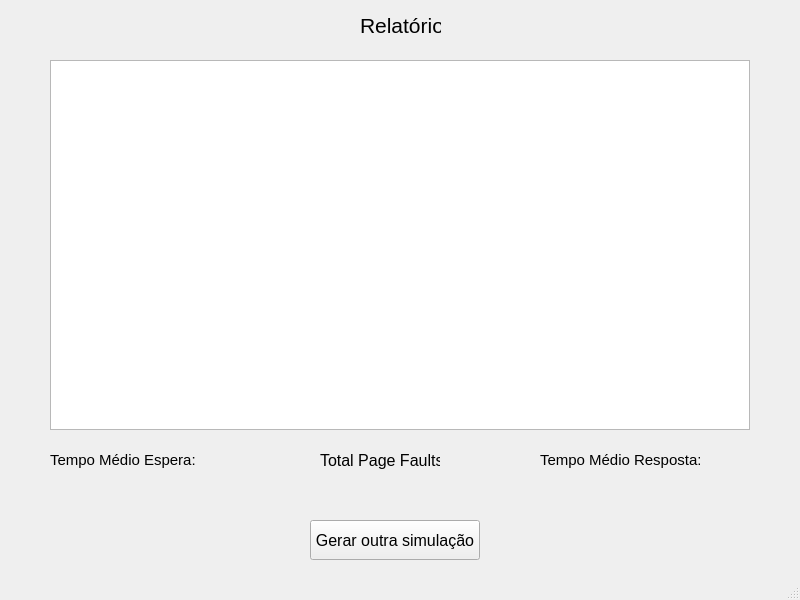
Old version of the form relatoriowindow.ui in the repository Dirceu06/Trabalho-SO.
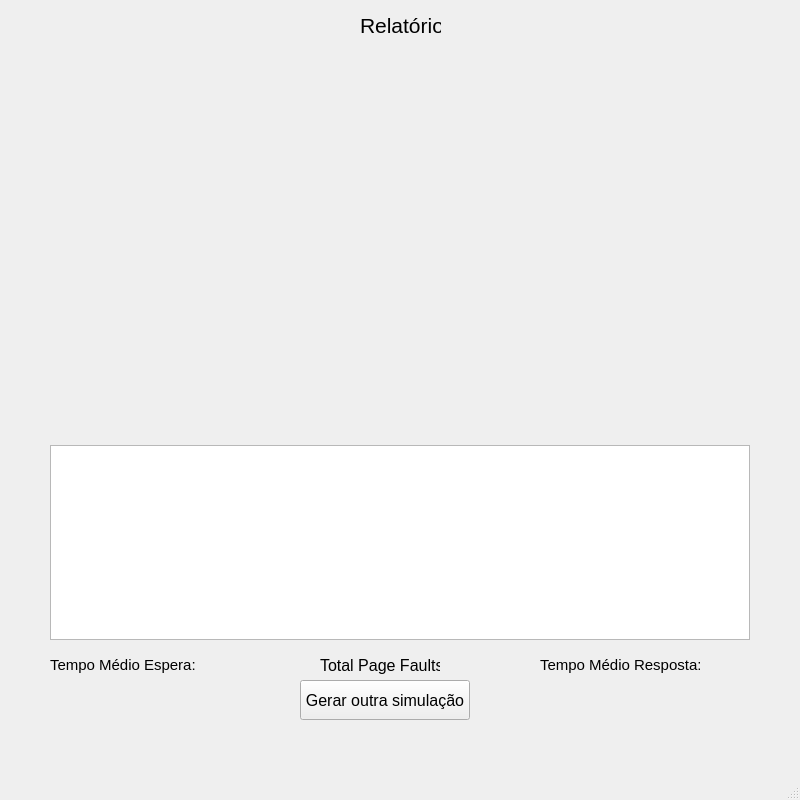
New version of the form.

Commit message: Interface: Fila de Requisição

What changed in the file:
```diff
--- a/relatoriowindow.ui
+++ b/relatoriowindow.ui
@@ -7,19 +7,19 @@
     <x>0</x>
     <y>0</y>
     <width>800</width>
-    <height>600</height>
+    <height>800</height>
    </rect>
   </property>
   <property name="minimumSize">
    <size>
     <width>800</width>
-    <height>600</height>
+    <height>800</height>
    </size>
   </property>
   <property name="maximumSize">
    <size>
     <width>800</width>
-    <height>600</height>
+    <height>800</height>
    </size>
   </property>
   <property name="windowTitle">
@@ -48,9 +48,9 @@
     <property name="geometry">
      <rect>
       <x>50</x>
-      <y>60</y>
+      <y>445</y>
       <width>700</width>
-      <height>370</height>
+      <height>195</height>
      </rect>
     </property>
    </widget>
@@ -58,7 +58,7 @@
     <property name="geometry">
      <rect>
       <x>540</x>
-      <y>450</y>
+      <y>655</y>
       <width>160</width>
       <height>20</height>
      </rect>
@@ -75,8 +75,8 @@
    <widget class="QPushButton" name="buttonInicio">
     <property name="geometry">
      <rect>
-      <x>310</x>
-      <y>520</y>
+      <x>300</x>
+      <y>680</y>
       <width>170</width>
       <height>40</height>
      </rect>
@@ -94,7 +94,7 @@
     <property name="geometry">
      <rect>
       <x>320</x>
-      <y>450</y>
+      <y>655</y>
       <width>120</width>
       <height>21</height>
      </rect>
@@ -112,7 +112,7 @@
     <property name="geometry">
      <rect>
       <x>450</x>
-      <y>451</y>
+      <y>656</y>
       <width>50</width>
       <height>20</height>
      </rect>
@@ -130,7 +130,7 @@
     <property name="geometry">
      <rect>
       <x>710</x>
-      <y>450</y>
+      <y>655</y>
       <width>50</width>
       <height>20</height>
      </rect>
@@ -148,7 +148,7 @@
     <property name="geometry">
      <rect>
       <x>200</x>
-      <y>450</y>
+      <y>655</y>
       <width>50</width>
       <height>20</height>
      </rect>
@@ -166,7 +166,7 @@
     <property name="geometry">
      <rect>
       <x>50</x>
-      <y>450</y>
+      <y>655</y>
       <width>151</width>
       <height>20</height>
      </rect>
```
The commit also changes 4 other files.
